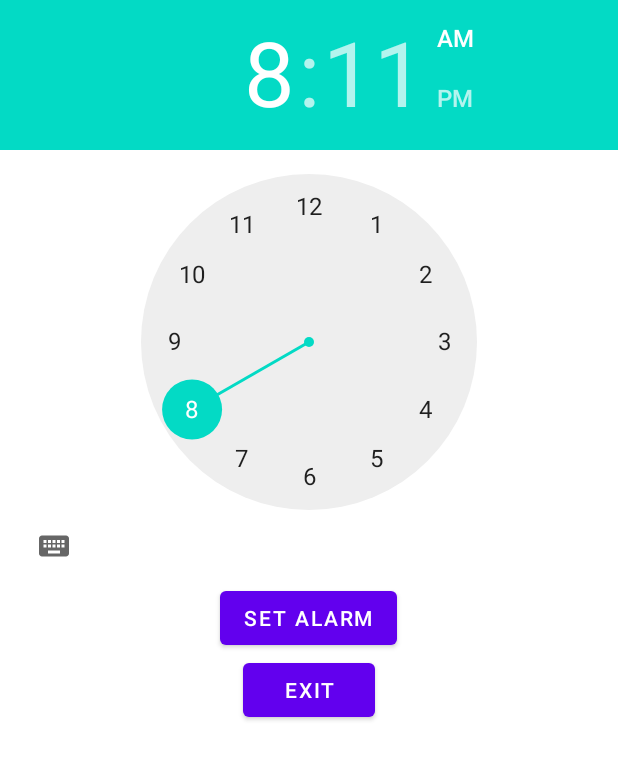
After one commit to aritra-tech/Petzzu-Aritra, an Android app: the Notification screen opened directly, with no data from a screen before it, on a phone screen of 412 x 824 dp. The commit adds this screen. Shown: the top 760 px of the screen. Run offline under Robolectric (Android 15) with nearby library versions, the phone set to English and light mode, and no system bars; Roboto replaces fonts that are not available here.

Commit message:
Notification commit

```diff
--- a/app/build.gradle
+++ b/app/build.gradle
@@ -41,6 +41,7 @@ dependencies {
     implementation 'androidx.constraintlayout:constraintlayout:2.1.3'
 
     implementation "androidx.cardview:cardview:1.0.0"
+    implementation 'androidx.core:core-ktx:1.9.0'
 
     testImplementation 'junit:junit:4.13.2'
     androidTestImplementation 'androidx.test.ext:junit:1.1.3'
--- /dev/null
+++ b/app/src/main/java/com/example/petzzu/Notification.java
@@ -0,0 +1,62 @@
+package com.example.petzzu;
+
+import androidx.annotation.RequiresApi;
+import androidx.appcompat.app.AppCompatActivity;
+
+import android.app.AlarmManager;
+import android.app.PendingIntent;
+import android.content.Context;
+import android.content.Intent;
+import android.os.Bundle;
+import android.view.View;
+import android.widget.Button;
+import android.widget.TimePicker;
+import android.widget.Toast;
+
+import java.util.Calendar;
+
+public class Notification extends AppCompatActivity implements View.OnClickListener{
+
+
+    private TimePicker tp;
+    private Button btn_set;
+    @Override
+    protected void onCreate(Bundle savedInstanceState) {
+        super.onCreate(savedInstanceState);
+        setContentView(R.layout.activity_notification);
+        btn_set=findViewById(R.id.set_alarm);
+        tp=findViewById(R.id.time);
+        btn_set.setOnClickListener(this);
+
+        Button ext=(Button) findViewById(R.id.exit);
+        ext.setOnClickListener(new View.OnClickListener(){
+
+            @Override
+            public void onClick(View view) {
+                finish();
+                System.exit(0);
+            }
+        });
+    }
+
+
+    @Override
+    public void onClick(View view) {
+        Calendar cal=Calendar.getInstance();
+        cal.set(cal.get(Calendar.YEAR),
+                cal.get(Calendar.MONTH),
+                cal.get(Calendar.DAY_OF_MONTH),
+                tp.getHour(),
+                tp.getMinute(),0
+                );
+        Alarm_set(cal.getTimeInMillis());
+    }
+
+    private void Alarm_set(long timeInMillis) {
+        AlarmManager alarmManager=(AlarmManager) getSystemService(Context.ALARM_SERVICE);
+        Intent intent=new Intent(this,Alarm.class);
+        PendingIntent pendingIntent=PendingIntent.getBroadcast(this,0,intent,0);
+        alarmManager.setRepeating(AlarmManager.RTC_WAKEUP,timeInMillis,AlarmManager.INTERVAL_DAY,pendingIntent);
+        Toast.makeText(this,"Alarm is Set",Toast.LENGTH_LONG).show();
+    }
+}
--- a/app/src/main/res/layout/activity_dashboard.xml
+++ b/app/src/main/res/layout/activity_dashboard.xml
@@ -63,7 +63,7 @@
                        android:src="@drawable/reminder"
                         android:layout_width="120dp"
                         android:layout_height="120dp"
-
+                        android:id="@+id/remind"
                         />
 
                     <TextView
--- /dev/null
+++ b/app/src/main/res/layout/activity_notification.xml
@@ -0,0 +1,28 @@
+<?xml version="1.0" encoding="utf-8"?>
+<LinearLayout xmlns:android="http://schemas.android.com/apk/res/android"
+    xmlns:app="http://schemas.android.com/apk/res-auto"
+    xmlns:tools="http://schemas.android.com/tools"
+    android:layout_width="match_parent"
+    android:layout_height="match_parent"
+    android:orientation="vertical"
+    tools:context=".Notification">
+
+    <TimePicker
+        android:layout_width="wrap_content"
+        android:layout_height="wrap_content"
+        android:id="@+id/time"
+        android:timePickerMode="clock"/>
+    <Button
+        android:layout_width="wrap_content"
+        android:layout_height="wrap_content"
+        android:id="@+id/set_alarm"
+        android:text="Set Alarm"
+        android:layout_gravity="center_horizontal"/>
+    <Button
+        android:layout_width="wrap_content"
+        android:layout_height="wrap_content"
+        android:id="@+id/exit"
+        android:text="Exit"
+        android:layout_gravity="center_horizontal"/>
+
+</LinearLayout>
--- a/build.gradle
+++ b/build.gradle
@@ -2,5 +2,5 @@
 plugins {
     id 'com.android.application' version '7.4.2' apply false
     id 'com.android.library' version '7.4.2' apply false
-    id 'org.jetbrains.kotlin.android' version '1.8.0' apply false
+    id 'org.jetbrains.kotlin.android' version '1.8.20' apply false
 }
```
Also changed, not shown: app/src/main/AndroidManifest.xml (+10 -3 lines), app/src/main/java/com/example/petzzu/Alarm.java (added, +18 -0 lines), app/src/main/java/com/example/petzzu/AppointmentReminder.kt (deleted, +0 -11 lines), app/src/main/java/com/example/petzzu/Dashboard.kt (+11 -0 lines), app/src/main/res/layout/activity_appointment_reminder.xml (deleted, +0 -80 lines).
